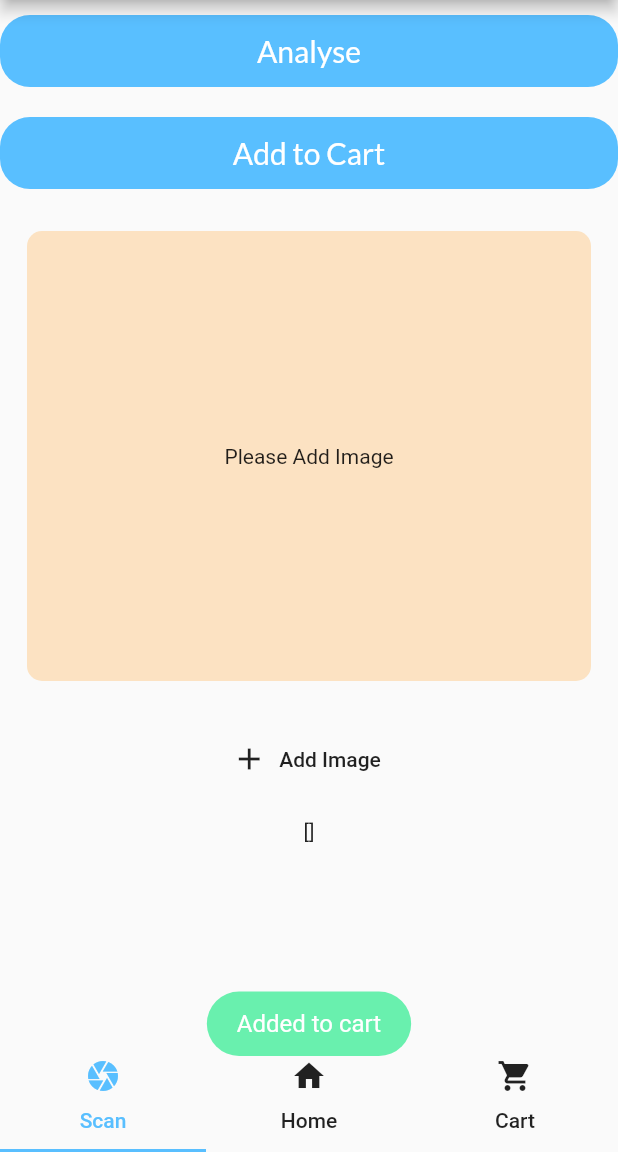
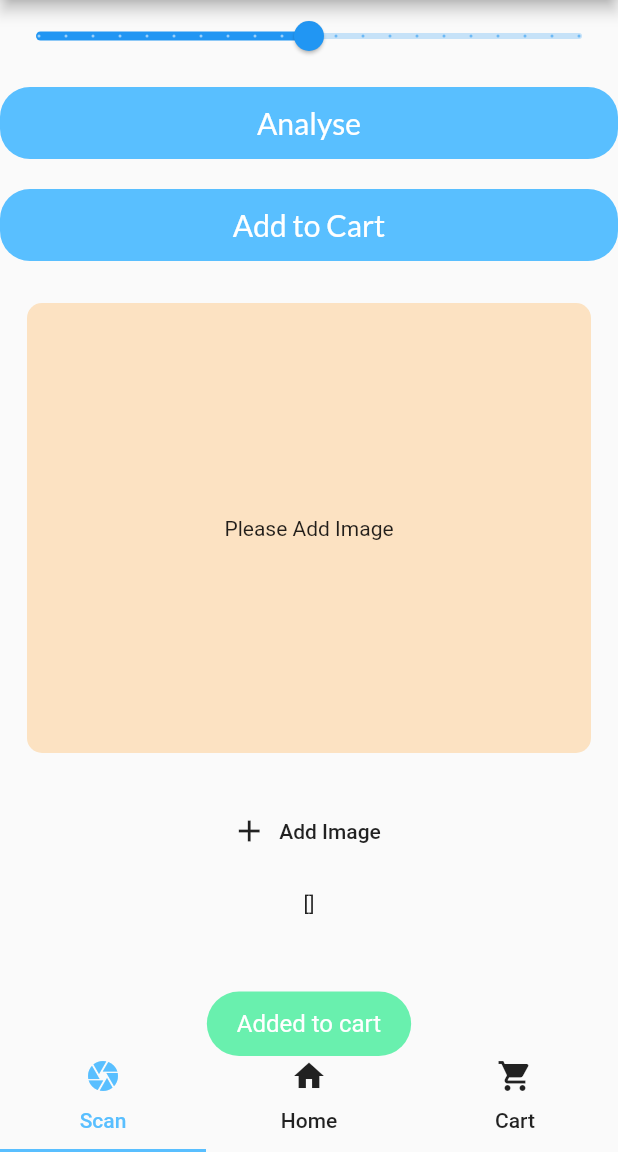
Before and after one commit to BhuvaneshP-87/Smart-Pharma-Manager, a Flutter app: the LandingPage screen opened directly, after a tap on "Add to Cart", on a phone screen of 412 x 824 dp, the part 84-1236 px from its top. Run offline on Flutter 3.47's test engine with Material 2 defaults, Android fonts, the phone set to English and light mode, and no system bars; our stand-ins replace cloud_firestore, firebase_auth, fluttertoast, google_fonts, image_picker, share and 1 more; missing offline and left inert: firebase_auth_ui, firebase_ml_vision, multiselect_formfield; accounts and stored records are empty; network calls fail.

Commit message:
cart screen, image scan updates

```diff
--- a/lib/UI/main_screens/landing_page.dart
+++ b/lib/UI/main_screens/landing_page.dart
@@ -2,7 +2,7 @@ import 'dart:io';
 
 import 'package:pharmacy_store/UI/main_screens/drawer.dart';
 import 'package:pharmacy_store/UI/main_screens/home_page.dart';
-import 'package:pharmacy_store/UI/main_screens/personal_library.dart';
+import 'package:pharmacy_store/UI/main_screens/cart_screen.dart';
 import 'package:pharmacy_store/UI/main_screens/vision.dart';
 import 'package:pharmacy_store/constants.dart';
 import 'package:flutter/material.dart';
@@ -18,7 +18,7 @@ class _LandingPageState extends State<LandingPage> with SingleTickerProviderStat
   List<Widget> _widgetOptions = <Widget>[
     Vision(),
     HomePage(),
-    PersonalLibrary(),
+    CartScreen(),
   ];
 
   TabController _tabController;
--- a/lib/UI/main_screens/medicine_details.dart
+++ b/lib/UI/main_screens/medicine_details.dart
@@ -110,7 +110,7 @@ class _BookDetailsState extends State<BookDetails> {
                     color: blue,
                     title: "Add to cart",
                     onPressed: ()async{
-                      user.favourite.add(temp.provider_id);
+                      user.cartItems.add(temp.provider_id);
                       Fluttertoast.showToast(
                           msg: "Added to cart",
                           toastLength: Toast.LENGTH_SHORT,
--- a/lib/UI/main_screens/vision.dart
+++ b/lib/UI/main_screens/vision.dart
@@ -20,7 +20,7 @@ class _VisionState extends State<Vision> {
   List<ImageLabel> _imageLabels = [];
   List<Barcode> _barCode = [];
   List result = [];
-  double threshold=0.6;
+  double threshold=0.6,slider_value=50;
   void _pickedImage(File image) {
     _userImageFile = image;
   }
@@ -49,20 +49,37 @@ class _VisionState extends State<Vision> {
           child: Center(
             child: Column(
               children: [
+              Slider(
+              value: slider_value,
+              min: 0,
+              max: 100,
+              divisions: 20,
+              label: slider_value.round().toString(),
+              onChanged: (double value) {
+                setState(() {
+                  slider_value=value;
+                  threshold= (value/100);
+                });
+                print(threshold);
+              },
+            ),
                 RoundedButton(color: blue,title: "Analyse",onPressed: (){
                   recogniseText();
                 }),
                 RoundedButton(color: blue,title: "Add to Cart",onPressed: (){
                   recogniseText();
                   for(Medicine i in medicines){
+                    String name=i.name.toLowerCase();
                     for(String j in result){
+                      j=j.toLowerCase();
                       int count=0;
                       for(int k=0;k<j.length;k++){
-                        if(i.name.contains(j[k]))
+                        if(name.contains(j[k]))
                           count++;
+                          name.replaceFirst(j[k],"");
                       }
                       if((count/i.name.length)>threshold){
-                        user.favourite.add(i.provider_id);
+                        user.cartItems.add(i.provider_id);
                         break;
                       }
                     }
--- a/lib/components/medicine_cards.dart
+++ b/lib/components/medicine_cards.dart
@@ -9,6 +9,7 @@ class MedicineCards extends StatelessWidget {
 
   @override
   Widget build(BuildContext context) {
+
     return MaterialButton(
       onPressed: (){
         Navigator.push(context, MaterialPageRoute(builder: (context)=>BookDetails(medicine: details)));
@@ -18,11 +19,10 @@ class MedicineCards extends StatelessWidget {
         crossAxisAlignment: CrossAxisAlignment.start,
         children: [
           ClipRRect(
-            borderRadius: BorderRadius.circular(20.0),
               child: Align(
-                widthFactor: 1,
+                widthFactor: 0.5,
                   heightFactor: 0.5,
-                  child: Image.network(details.url,height: 180,width: 140,))),
+                  child: Image.network(details.url,height: 120,width: 120,))),
           Text(" ${details.name}",style: GoogleFonts.lato(
               textStyle: Theme.of(context).textTheme.display2,
               color: Colors.black87,
```
Also changed, not shown: lib/UI/main_screens/cart_screen.dart (added, +145 -0 lines), lib/UI/main_screens/personal_library.dart (deleted, +0 -96 lines), lib/models/user.dart (+7 -7 lines).
